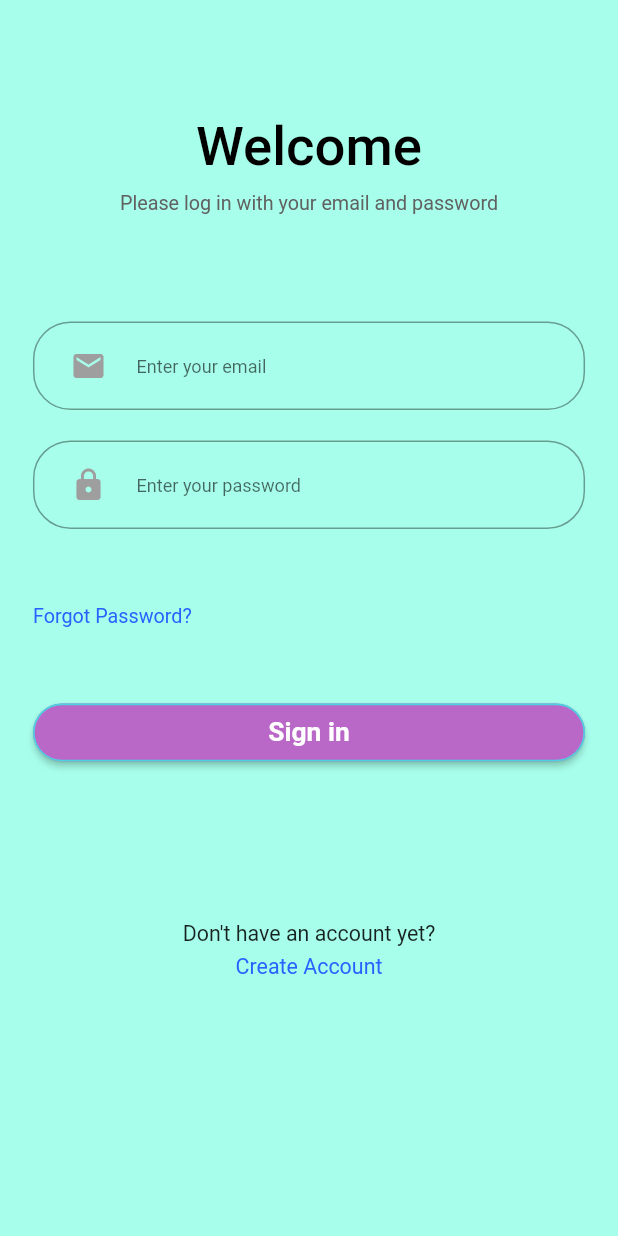
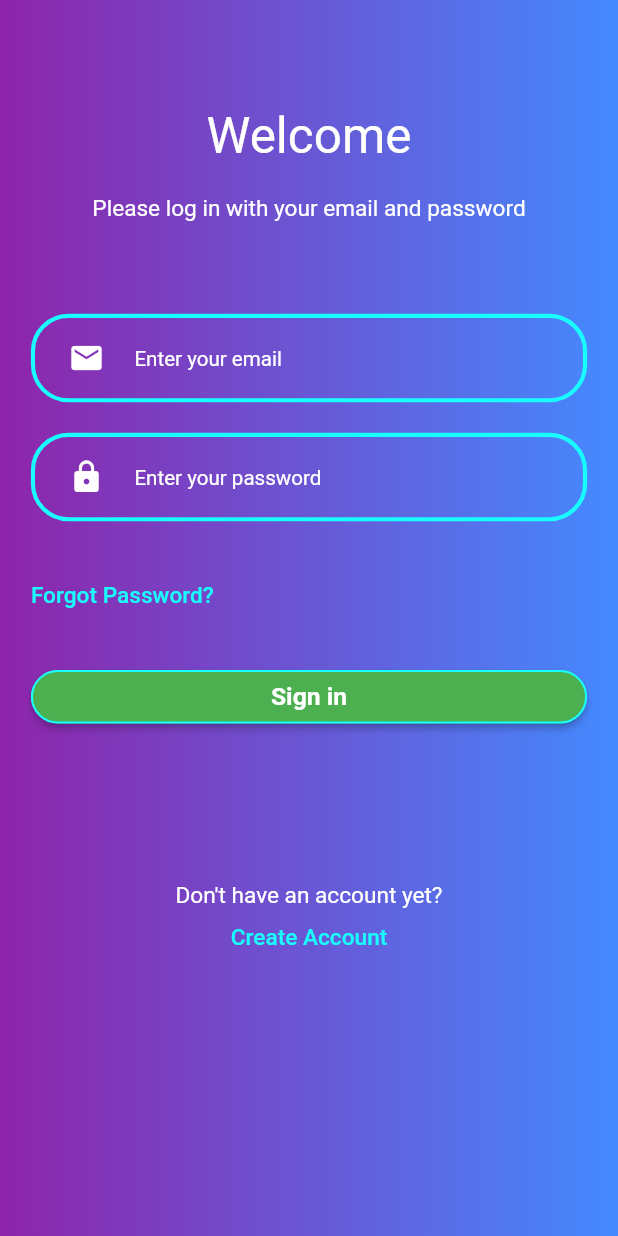
Before and after one commit to Super-Mean-Biker-Gang/bikeapp, a Flutter app: the SignInScreen screen opened by its route, after a tap on "Sign in", on a phone screen of 412 x 824 dp. Run offline on Flutter 3.47's test engine with Material 2 defaults, Android fonts, the phone set to English and light mode, and no system bars; our stand-ins replace firebase_auth, firebase_core; missing offline and left inert: flutter_config; accounts and stored records are empty; network calls fail.

Commit message:
Added layout for the Forgot Password page and improved login page design

```diff
--- a/lib/app.dart
+++ b/lib/app.dart
@@ -38,7 +38,7 @@ class _AppState extends State<App> {
       child: MaterialApp(
         title: 'Super Mean Biker Gang',
         theme: ThemeData(
-          primaryColor: Colors.cyan[300],
+          primaryColor: Colors.purple[600],
         ),
         debugShowCheckedModeBanner: false,
         routes: routes,
--- a/lib/models/responsive_size.dart
+++ b/lib/models/responsive_size.dart
@@ -10,24 +10,30 @@ class ResponsiveSize {
     widthPortion = MediaQuery.of(context).size.width;
     heightPortion = MediaQuery.of(context).size.height;
   }
+}
 
-  double deviceOrientation(BuildContext context) {
-    if (orientation == Orientation.landscape) {
-      return widthPortion * 0.05;
-    } else {
-      return widthPortion * 0.1;
-    }
+double deviceOrientationForWidth() {
+  if (ResponsiveSize.orientation == Orientation.landscape) {
+    return ResponsiveSize.widthPortion * 0.55;
+  } else {
+    return ResponsiveSize.widthPortion * 1.25;
+  }
+}
+
+double deviceOrientationForHeight() {
+  if (ResponsiveSize.orientation == Orientation.landscape) {
+    return ResponsiveSize.heightPortion * 1.25;
+  } else {
+    return ResponsiveSize.heightPortion * 2.0;
   }
 }
 
 double responsiveWidth(double input) {
   final double deviceWidth = 375.0;
-  double screenWidth = ResponsiveSize.widthPortion;
-  return screenWidth * (input / deviceWidth);
+  return deviceOrientationForWidth() * (input / deviceWidth);
 }
 
 double responsiveHeight(double input) {
   final deviceHeight = 812.0;
-  double screenHeight = ResponsiveSize.heightPortion;
-  return screenHeight * (input / deviceHeight);
+  return deviceOrientationForHeight() * (input / deviceHeight);
 }
--- a/lib/screens/forgot_password.dart
+++ b/lib/screens/forgot_password.dart
@@ -1,10 +1,66 @@
 import 'package:flutter/material.dart';
+import 'package:bikeapp/models/responsive_size.dart';
+import 'package:bikeapp/styles/color_gradients.dart';
+import 'package:bikeapp/styles/cool_button.dart';
+import 'package:bikeapp/styles/email_password_field.dart';
 
 class ForgotPassword extends StatelessWidget {
   static const routeName = 'forgot_password';
 
   @override
   Widget build(BuildContext context) {
-    return Container();
+    ResponsiveSize().deviceSize(context);
+    return Container(
+      decoration: decoration(),
+      child: Scaffold(
+        appBar: AppBar(),
+        backgroundColor: Colors.transparent,
+        body: SafeArea(
+          child: SizedBox(
+            child: Container(
+              padding: EdgeInsets.symmetric(
+                  vertical: responsiveHeight(45.0),
+                  horizontal: responsiveWidth(15.0)),
+              child: SingleChildScrollView(
+                child: Column(
+                  children: [
+                    Text(
+                      "Forgot Password?",
+                      style: TextStyle(
+                        color: Colors.white,
+                        fontSize: responsiveWidth(24.0),
+                        fontWeight: FontWeight.w400,
+                      ),
+                    ),
+                    SizedBox(height: responsiveHeight(30.0)),
+                    Text(
+                      "Please enter your email and we will send you a link to reset your password",
+                      style: TextStyle(
+                        color: Colors.white,
+                        fontSize: responsiveWidth(11.0),
+                      ),
+                      textAlign: TextAlign.center,
+                    ),
+                    SizedBox(height: responsiveHeight(45.0)),
+                    emailTextField(),
+                    SizedBox(height: responsiveHeight(65.0)),
+                    submitRequestButton(),
+                  ],
+                ),
+              ),
+            ),
+          ),
+        ),
+      ),
+    );
+  }
+
+  Widget submitRequestButton() {
+    return CoolButton(
+      title: 'Submit Request',
+      textColor: Colors.white,
+      filledColor: Colors.green,
+      onPressed: () {},
+    );
   }
 }
--- a/lib/screens/sign_in_screen.dart
+++ b/lib/screens/sign_in_screen.dart
@@ -1,6 +1,7 @@
 import 'package:flutter/material.dart';
 import 'package:bikeapp/models/responsive_size.dart';
 import 'package:bikeapp/screens/create_account_screen.dart';
+import 'package:bikeapp/styles/color_gradients.dart';
 import 'package:bikeapp/widgets/sign_in_form.dart';
 
 class SignInScreen extends StatelessWidget {
@@ -9,40 +10,41 @@ class SignInScreen extends StatelessWidget {
   @override
   Widget build(BuildContext context) {
     ResponsiveSize().deviceSize(context);
-    ResponsiveSize().deviceOrientation(context);
-    return Scaffold(
-      backgroundColor: Colors.tealAccent[100],
+    return Container(
+      decoration: decoration(),
+      child: Scaffold(
+        backgroundColor: Colors.transparent,
         body: SafeArea(
           child: SizedBox(
             child: Container(
               padding: EdgeInsets.symmetric(
-                vertical: responsiveHeight(25.0),
-                horizontal: responsiveWidth(20.0)),
+                  vertical: responsiveHeight(35.0),
+                  horizontal: responsiveWidth(15.0)),
               child: SingleChildScrollView(
                 child: Column(
                   children: [
-                  SizedBox(height: responsiveHeight(50.0)),
                     Text(
                       "Welcome",
                       style: TextStyle(
-                      color: Colors.black,
-                      fontSize: responsiveWidth(33.0),
-                      fontWeight: FontWeight.w500,
+                        color: Colors.white,
+                        fontSize: responsiveWidth(24.0),
+                        fontWeight: FontWeight.w400,
                       ),
                     ),
                     SizedBox(height: responsiveHeight(10.0)),
                     Text(
                       "Please log in with your email and password",
                       style: TextStyle(
-                      color: Colors.grey[700],
-                      fontSize: responsiveWidth(12.0),
+                        color: Colors.white,
+                        fontSize: responsiveWidth(11.0),
                       ),
                     ),
-                  SizedBox(height: responsiveHeight(70.0)),
+                    SizedBox(height: responsiveHeight(30.0)),
                     SignInForm(),
-                  SizedBox(height: responsiveHeight(70.0)),
+                    SizedBox(height: responsiveHeight(52.0)),
                     withoutAccount(context),
                   ],
+                ),
               ),
             ),
           ),
@@ -58,7 +60,8 @@ class SignInScreen extends StatelessWidget {
         Text(
           "Don't have an account yet?",
           style: TextStyle(
-            fontSize: responsiveWidth(13.0),
+            fontSize: responsiveWidth(11.0),
+            color: Colors.white,
           ),
         ),
         SizedBox(height: responsiveHeight(5.0)),
@@ -68,8 +71,9 @@ class SignInScreen extends StatelessWidget {
           child: Text(
             "Create Account",
             style: TextStyle(
-              fontSize: responsiveWidth(13.0),
-              color: Colors.blueAccent[700],
+              fontSize: responsiveWidth(11.0),
+              fontWeight: FontWeight.w500,
+              color: Colors.cyanAccent,
             ),
           ),
         ),
--- /dev/null
+++ b/lib/styles/color_gradients.dart
@@ -0,0 +1,14 @@
+import 'package:flutter/material.dart';
+
+Decoration decoration() {
+  return BoxDecoration(
+    gradient: LinearGradient(
+      begin: Alignment.centerRight,
+      end: Alignment.centerLeft,
+      colors: [
+        Colors.blueAccent,
+        Colors.purple[600],
+      ],
+    ),
+  );
+}
--- a/lib/style/cool_button.dart
+++ b/lib/styles/cool_button.dart
@@ -13,14 +13,14 @@ class CoolButton extends StatelessWidget {
   Widget build(BuildContext context) {
     return SizedBox(
       width: double.infinity,
-      height: responsiveWidth(35.0),
+      height: responsiveWidth(26.0),
       child: ElevatedButton(
         child: Text(
           title,
           style: TextStyle(
             color: textColor,
             fontWeight: FontWeight.w600,
-            fontSize: responsiveWidth(16.0),
+            fontSize: responsiveWidth(12.0),
           ),
         ),
         onPressed: onPressed,
@@ -30,7 +30,7 @@ class CoolButton extends StatelessWidget {
             RoundedRectangleBorder(
               borderRadius: BorderRadius.circular(25.0),
               side: BorderSide(
-                color: Theme.of(context).primaryColor,
+                color: Colors.cyanAccent,
                 width: responsiveWidth(1.0),
               ),
             ),
--- /dev/null
+++ b/lib/styles/email_password_field.dart
@@ -0,0 +1,68 @@
+import 'package:flutter/material.dart';
+import 'package:provider/provider.dart';
+import 'package:bikeapp/models/responsive_size.dart';
+import 'package:bikeapp/services/authentication_service.dart';
+import 'package:bikeapp/styles/cool_button.dart';
+
+final TextEditingController _emailController = TextEditingController();
+final TextEditingController _passwordController = TextEditingController();
+
+Widget emailTextField() {
+  return TextFormField(
+    controller: _emailController,
+    keyboardType: TextInputType.emailAddress,
+    style: TextStyle(color: Colors.white),
+    decoration:
+        customInputDecoration(hint: 'Enter your email', icon: Icon(Icons.mail)),
+  );
+}
+
+Widget passwordTextField() {
+  return TextFormField(
+    controller: _passwordController,
+    style: TextStyle(color: Colors.white),
+    decoration: customInputDecoration(
+        hint: 'Enter your password', icon: Icon(Icons.lock)),
+  );
+}
+
+InputDecoration customInputDecoration({String hint, Icon icon}) {
+  return InputDecoration(
+    hintText: hint,
+    hintStyle: TextStyle(
+      color: Colors.white,
+      fontSize: responsiveWidth(10.0),
+    ),
+    floatingLabelBehavior: FloatingLabelBehavior.always,
+    border: OutlineInputBorder(
+      borderRadius: BorderRadius.circular(25),
+    ),
+    enabledBorder: OutlineInputBorder(
+      borderRadius: BorderRadius.circular(25),
+      borderSide: BorderSide(
+        color: Colors.cyanAccent,
+        width: responsiveWidth(2.0),
+      ),
+    ),
+    prefixIcon: Container(
+      padding: EdgeInsets.only(left: 25, right: 20),
+      child: IconTheme(
+        data: IconThemeData(color: Colors.white),
+        child: icon,
+      ),
+    ),
+  );
+}
+
+Widget signInButton(BuildContext context) {
+  return CoolButton(
+    title: 'Sign in',
+    textColor: Colors.white,
+    filledColor: Colors.green,
+    onPressed: () {
+      context.read<AuthenticationService>().signIn(
+          email: _emailController.text.trim(),
+          password: _passwordController.text.trim());
+    },
+  );
+}
--- a/lib/widgets/sign_in_form.dart
+++ b/lib/widgets/sign_in_form.dart
@@ -1,9 +1,7 @@
 import 'package:flutter/material.dart';
-import 'package:provider/provider.dart';
 import 'package:bikeapp/models/responsive_size.dart';
 import 'package:bikeapp/screens/forgot_password.dart';
-import 'package:bikeapp/services/authentication_service.dart';
-import 'package:bikeapp/style/cool_button.dart';
+import 'package:bikeapp/styles/email_password_field.dart';
 
 class SignInForm extends StatefulWidget {
   @override
@@ -11,8 +9,6 @@ class SignInForm extends StatefulWidget {
 }
 
 class _SignInFormState extends State<SignInForm> {
-  final TextEditingController _emailController = TextEditingController();
-  final TextEditingController _passwordController = TextEditingController();
   final formKey = GlobalKey<FormState>();
 
   @override
@@ -23,51 +19,13 @@ class _SignInFormState extends State<SignInForm> {
         child: Column(
           children: [
             emailTextField(),
+            SizedBox(height: responsiveHeight(10.0)),
+            passwordTextField(),
             SizedBox(height: responsiveHeight(20.0)),
-            passwordTextField(),
-            SizedBox(height: responsiveHeight(50.0)),
             forgotPasswordText(context),
-            SizedBox(height: responsiveHeight(50.0)),
-            signInButton(),
-            SizedBox(height: responsiveHeight(35.0)),
+            SizedBox(height: responsiveHeight(20.0)),
+            signInButton(context),
           ],
-        ),
-      ),
-    );
-  }
-
-  Widget emailTextField() {
-    return TextFormField(
-      controller: _emailController,
-      keyboardType: TextInputType.emailAddress,
-      decoration: customInputDecoration(
-          hint: 'Enter your email', icon: Icon(Icons.mail)),
-    );
-  }
-
-  Widget passwordTextField() {
-    return TextFormField(
-      controller: _passwordController,
-      decoration: customInputDecoration(
-          hint: 'Enter your password', icon: Icon(Icons.lock)),
-    );
-  }
-
-  InputDecoration customInputDecoration({String hint, Icon icon}) {
-    return InputDecoration(
-      hintText: hint,
-      hintStyle: TextStyle(
-        fontSize: responsiveWidth(11.0),
-      ),
-      floatingLabelBehavior: FloatingLabelBehavior.always,
-      border: OutlineInputBorder(
-        borderRadius: BorderRadius.circular(25),
-      ),
-      prefixIcon: Container(
-        padding: EdgeInsets.only(left: 25, right: 20),
-        child: IconTheme(
-          data: IconThemeData(color: Colors.grey),
-          child: icon,
         ),
       ),
     );
@@ -80,22 +38,11 @@ class _SignInFormState extends State<SignInForm> {
         Text(
           "Forgot Password?",
           style: TextStyle(
-              fontSize: responsiveWidth(12.0), color: Colors.blueAccent[700]),
+              fontSize: responsiveWidth(11.0),
+              fontWeight: FontWeight.w500,
+              color: Colors.cyanAccent),
         ),
       ]),
     );
   }
-
-  Widget signInButton() {
-    return CoolButton(
-      title: 'Sign in',
-      textColor: Colors.white,
-      filledColor: Colors.purple[300],
-      onPressed: () {
-        context.read<AuthenticationService>().signIn(
-            email: _emailController.text.trim(),
-            password: _passwordController.text.trim());
-      },
-    );
-  }
 }
```
Lines whose indentation alone changed are shown as unchanged.
